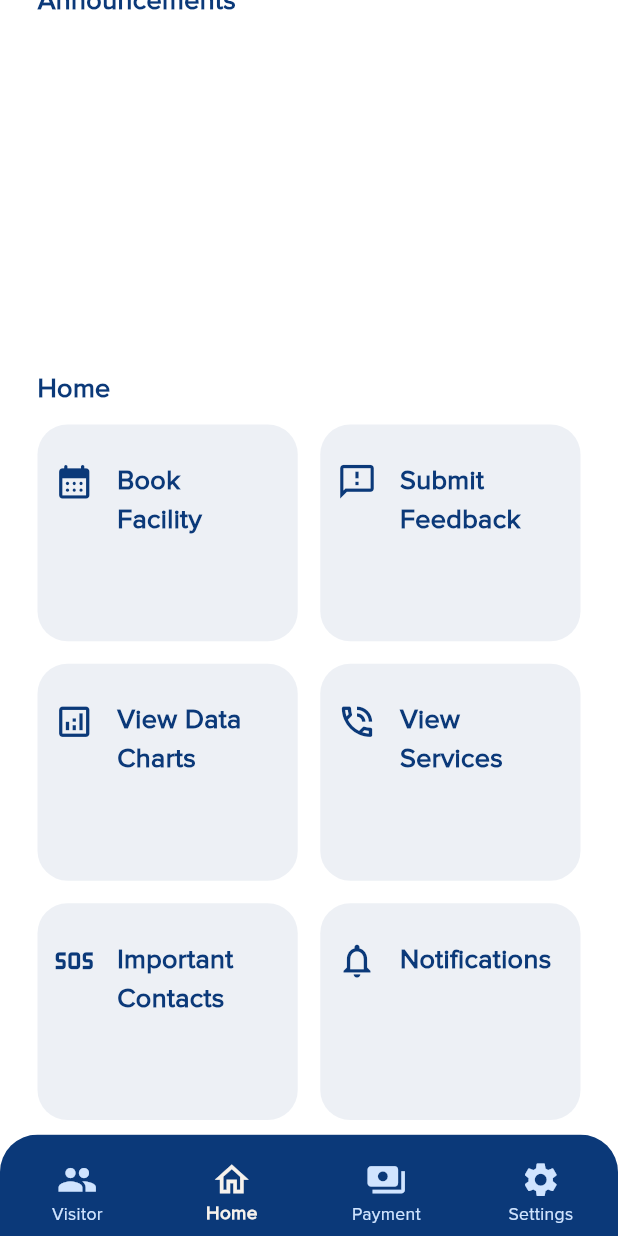
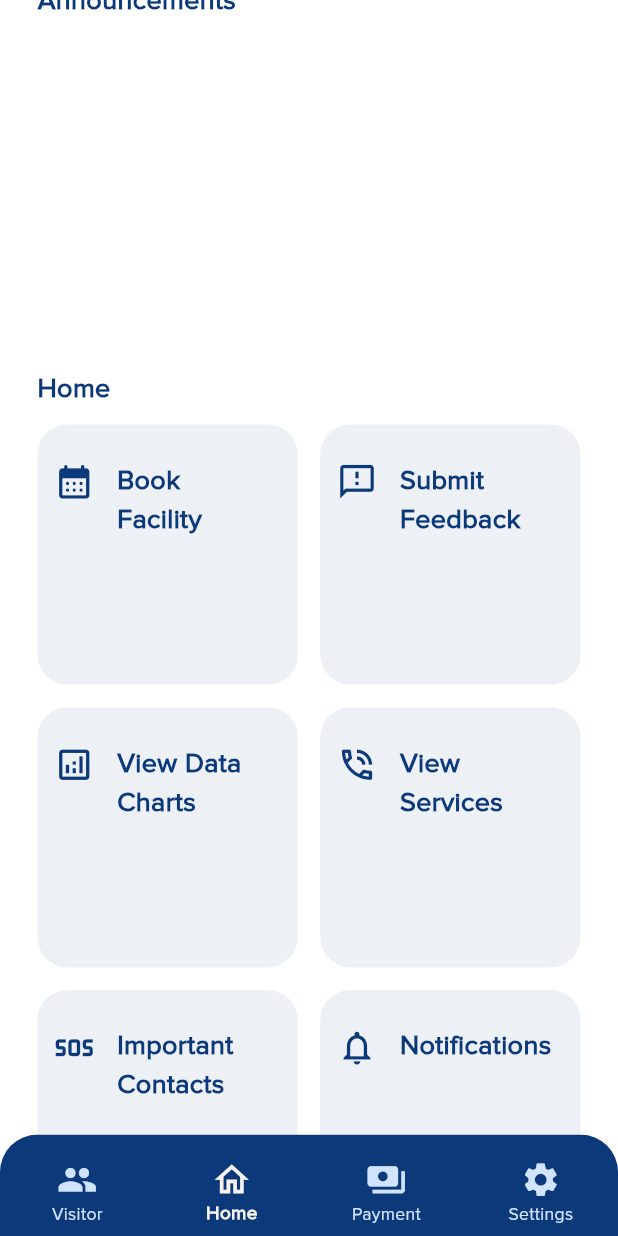
Before and after one commit to evelynnn03/loco_residence_frontend, a Flutter app: the screen it shows after launch, scrolled down 110 dp, on a phone screen of 412 x 824 dp. Run offline on Flutter 3.47's test engine with Material 3 defaults, Android fonts, the phone set to English and light mode, and no system bars; drawn by our look-alikes of carousel_slider; our stand-ins replace cached_network_image, cloud_firestore, firebase_auth, firebase_core, fl_chart, flutter_credit_card and 13 more; missing offline and left inert: connectivity_wrapper, pay, qr_code_scanner; accounts and stored records are empty.

Commit message:
redirect to call screen when clicked on the number

```diff
--- a/lib/src/constants/global_variables.dart
+++ b/lib/src/constants/global_variables.dart
@@ -71,10 +71,18 @@ class GlobalVariables {
         color: color ?? primaryColor,
       );
 
-  // Service Contacts' & Important Contacts' detail (phone num/address/etc)
+  // Important Contacts' detail (phone num/address/etc)
   static TextStyle importantDetailStyle(BuildContext context) => TextStyle(
         fontSize: responsiveFontSize(context, 17.0),
         color: white,
+      );
+
+  // Service Contacts phone text style
+  static TextStyle phoneTextStyle(BuildContext context,
+          {bool isPressed = true}) =>
+      TextStyle(
+        fontSize: responsiveFontSize(context, 17.0),
+        color: isPressed ? secondaryColor : white,
       );
 
   // Service Contacts' & Important Contacts' title (name/etc)
--- a/lib/src/screens/resident_home_screen.dart
+++ b/lib/src/screens/resident_home_screen.dart
@@ -63,7 +63,8 @@ class _ResidentHomeScreenState extends State<ResidentHomeScreen> {
   ];
 
   // Show a bottom sheet for notifications.
-  Future<void> _showBottomSheet(String title, String content, bool button) async {
+  Future<void> _showBottomSheet(
+      String title, String content, bool button) async {
     await showModalBottomSheet(
       context: context,
       isScrollControlled: true,
@@ -153,9 +154,9 @@ class _ResidentHomeScreenState extends State<ResidentHomeScreen> {
 
     // Calculate the aspect ratio for grid containers
     double gridAspectRatio(double width) {
-      if (width < 400) return 1.0; // Narrow screens
-      if (width < 600) return 1.2; // Medium screens
-      return 1.5; // Wide screens
+      if (width < 380) return 0.8; // Narrow screens
+      if (width < 450) return 1.0; // Medium screens
+      return 1.2; // Wide screens
     }
 
     // Calculate the aspect ratio for announcements
@@ -416,11 +417,12 @@ class _ResidentHomeScreenState extends State<ResidentHomeScreen> {
                             selectedIndex = index;
                           });
                           if (index == 5) {
-                            _showBottomSheet('Notifications', 'content', false).then((_) {
-    setState(() {
-      selectedIndex = -1;
-    });
-  });
+                            _showBottomSheet('Notifications', 'content', false)
+                                .then((_) {
+                              setState(() {
+                                selectedIndex = -1;
+                              });
+                            });
                           } else {
                             Navigator.pushNamed(
                               context,
--- a/pubspec.yaml
+++ b/pubspec.yaml
@@ -61,6 +61,7 @@ dependencies:
   flutter_credit_card: ^4.0.1
   flutter_multi_formatter: ^2.13.0
   syncfusion_flutter_datepicker: ^26.2.10
+  url_launcher: ^6.3.0
 
 
 dev_dependencies:
```
Also changed, not shown: lib/src/widgets/service_items.dart (+45 -7 lines), pubspec.lock, 9 other files.
